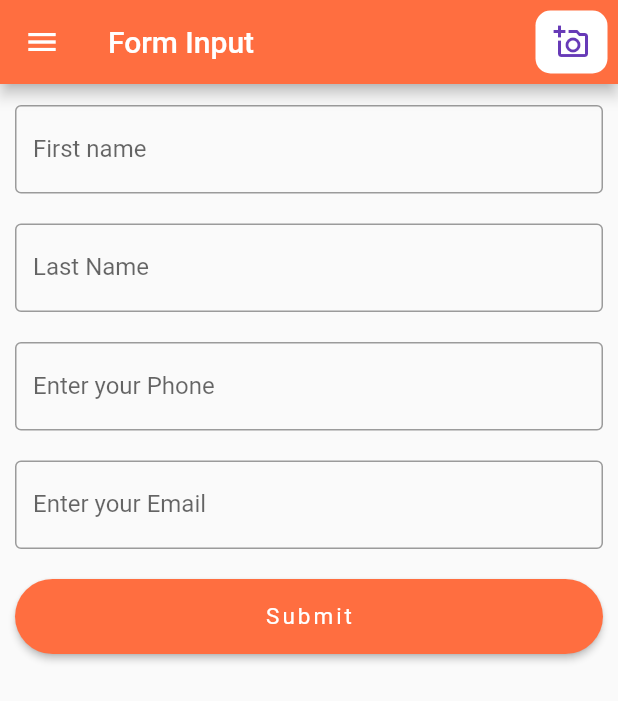
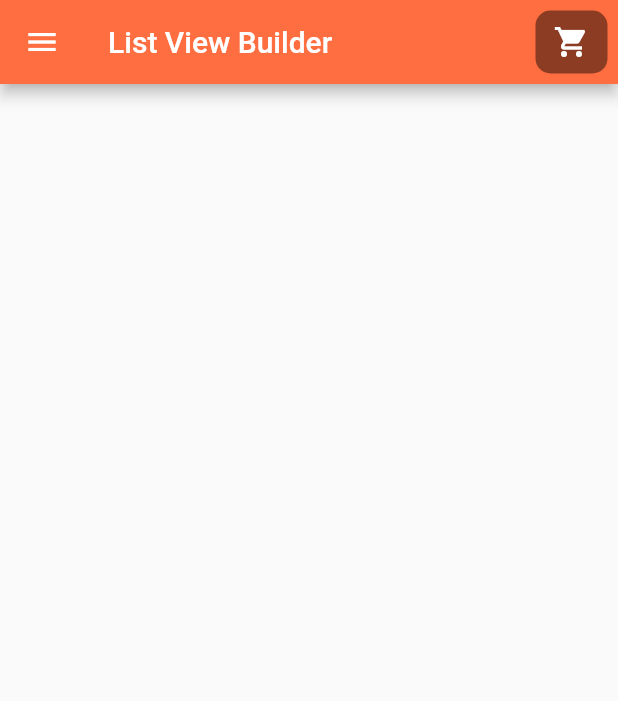
Before and after one commit to Ridoy-paul/flutter-components, a Flutter app: the screen it shows after launch, on a phone screen of 412 x 824 dp. Shown: the top 701 px of the screen. Run offline on Flutter 3.47's test engine with Material 2 defaults, Android fonts, the phone set to English and light mode, and no system bars.

Commit message:
list view update

```diff
--- a/lib/main.dart
+++ b/lib/main.dart
@@ -19,26 +19,6 @@ class MyApp extends StatelessWidget {
 class HomePage extends StatelessWidget {
   const HomePage({super.key});
 
-  myAlertDialog(context) {
-    return showDialog(
-        context: context,
-        builder: (BuildContext context) {
-          return Expanded(
-              child: AlertDialog(
-                title: Text("Alert"),
-                content: Text("Do you want to delete?"),
-                actions: [
-                  ElevatedButton(onPressed: (){
-                    Navigator.of(context).pop();
-                  }, child: Text("No")),
-                  ElevatedButton(onPressed: (){}, child: Text("Yes")),
-                ],
-              ),
-          );
-        }
-    );
-  }
-
   @override
   Widget build(BuildContext context) {
 
@@ -58,7 +38,7 @@ class HomePage extends StatelessWidget {
 
     return Scaffold(
       appBar: AppBar(
-        title: Text('Form Input', style: TextStyle(fontSize: 20),),
+        title: Text('List View Builder', style: TextStyle(fontSize: 20),),
         backgroundColor: Colors.deepOrangeAccent,
 
         centerTitle: false,
@@ -68,10 +48,10 @@ class HomePage extends StatelessWidget {
             margin: EdgeInsets.all(7),
             padding: EdgeInsets.all(0),
             decoration: BoxDecoration(
-              color: Colors.white,
+              color: Colors.black45,
               borderRadius: BorderRadius.circular(10),
             ),
-              child: IconButton(onPressed: (){}, icon: Icon(Icons.add_a_photo_outlined), color: Colors.deepPurple,)
+              child: IconButton(onPressed: (){}, icon: Icon(Icons.shopping_cart), color: Colors.white,)
           ),
         ],
       ),
@@ -83,62 +63,8 @@ class HomePage extends StatelessWidget {
             child: Column(
               crossAxisAlignment: CrossAxisAlignment.start,
               children: <Widget>[
-                Padding(
-                  padding: EdgeInsets.symmetric(horizontal: 8, vertical: 10),
-                  child: TextField(
-                    keyboardType: TextInputType.text,
-                    decoration: InputDecoration(
-                      labelText: "First name",
-                      border: OutlineInputBorder(),
-                      focusedBorder: OutlineInputBorder(
-                        borderSide: BorderSide(color: Colors.deepOrangeAccent),
-                        borderRadius: BorderRadius.all(Radius.circular(15)),
-                      ),
-                    ),
-                  ),
-                ),
-                Padding(
-                  padding: EdgeInsets.symmetric(horizontal: 8, vertical: 10),
-                  child: TextField(
-                    keyboardType: TextInputType.text,
-                    decoration: InputDecoration(
-                      labelText: "Last Name",
-                      border: OutlineInputBorder(),
-                    ),
-                  ),
-                ),
-                Padding(
-                  padding: EdgeInsets.symmetric(horizontal: 8, vertical: 10),
-                  child: TextField(
-                    keyboardType: TextInputType.phone,
-                    decoration: InputDecoration(
-                      labelText: "Enter your Phone",
-                      border: OutlineInputBorder(),
-                    ),
-                  ),
-                ),
-                Padding(
-                  padding: EdgeInsets.symmetric(horizontal: 8, vertical: 10),
-                  child: TextField(
-                    keyboardType: TextInputType.emailAddress,
-                    decoration: InputDecoration(
-                      labelText: "Enter your Email",
-                      border: OutlineInputBorder(),
-                    ),
-                  ),
-                ),
 
-                Padding(
-                  padding: EdgeInsets.symmetric(horizontal: 8, vertical: 10),
-                  child: ElevatedButton(
-                      onPressed: (){
-                        myAlertDialog(context);
-                      },
-                      //icon: Icon(Icons.card_travel)
-                      style: styleOne,
-                      child: Text('Submit')
-                  ),
-                ),
+
               ],
             ),
           ),
```
